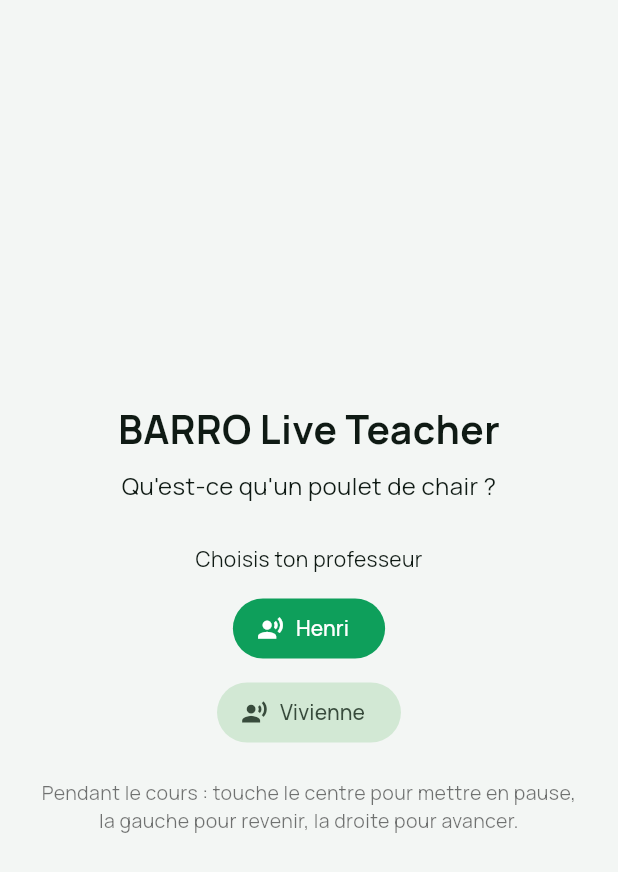
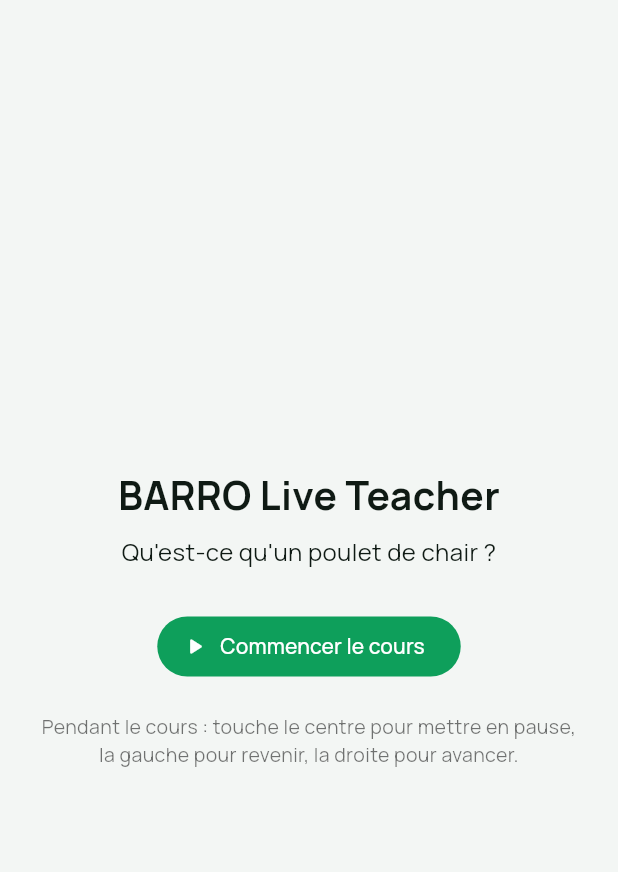
Before and after one commit to barroapk/barro-learn, a Flutter app: the LiveTeacherScreen screen opened directly, on a phone screen of 412 x 824 dp. Shown: the top 872 px of the screen. Run offline on Flutter 3.47's test engine with Material 3 defaults, Android fonts, the phone set to English and light mode, and no system bars; our stand-ins replace google_fonts, just_audio, shared_preferences; accounts and stored records are empty.

Commit message:
Live Teacher : Nicolas, voix unique du professeur

```diff
--- a/assets/live_teacher/poulet-chair-scene-01.json
+++ b/assets/live_teacher/poulet-chair-scene-01.json
@@ -4,8 +4,7 @@
  "titre": "Qu'est-ce qu'un poulet de chair ?",
  "version": 1,
  "voix_possibles": [
-  "henri",
-  "vivienne"
+  "nicolas"
  ],
  "zones": [
   "titre",
--- a/lib/live_teacher/live_teacher_screen.dart
+++ b/lib/live_teacher/live_teacher_screen.dart
@@ -191,15 +191,6 @@ class _LiveTeacherScreenState extends State<LiveTeacherScreen> with SingleTicker
     _player.play();
   }
 
-  void _changerVoix() {
-    _player.stop();
-    setState(() {
-      _scene = null;
-      _fini = false;
-      _quizFini = false;
-    });
-  }
-
   @override
   Widget build(BuildContext context) {
     final s = _scene;
@@ -233,18 +224,10 @@ class _LiveTeacherScreenState extends State<LiveTeacherScreen> with SingleTicker
                 padding: const EdgeInsets.only(bottom: 16),
                 child: Text(_erreur!, textAlign: TextAlign.center, style: const TextStyle(color: Colors.red)),
               ),
-            const Text('Choisis ton professeur'),
-            const SizedBox(height: 12),
             FilledButton.icon(
-              onPressed: () => _demarrer('henri'),
-              icon: const Icon(Icons.record_voice_over),
-              label: const Text('Henri'),
-            ),
-            const SizedBox(height: 8),
-            FilledButton.tonalIcon(
-              onPressed: () => _demarrer('vivienne'),
-              icon: const Icon(Icons.record_voice_over),
-              label: const Text('Vivienne'),
+              onPressed: () => _demarrer(voixProfesseur),
+              icon: const Icon(Icons.play_arrow_rounded),
+              label: const Text('Commencer le cours'),
             ),
             const SizedBox(height: 20),
             const Text(
@@ -288,7 +271,7 @@ class _LiveTeacherScreenState extends State<LiveTeacherScreen> with SingleTicker
             padding: const EdgeInsets.symmetric(horizontal: 16, vertical: 8),
             child: Row(children: [
               Expanded(child: Text(s.titre, style: const TextStyle(fontWeight: FontWeight.w600))),
-              Text(_voix == 'henri' ? 'Henri' : 'Vivienne', style: const TextStyle(color: Colors.black54)),
+              Text(nomProfesseur, style: const TextStyle(color: Colors.black54)),
             ]),
           ),
           Expanded(child: _fini && !_quizFini ? QuizVue(key: ValueKey('quiz-$_voix'), voix: _voix!, onFin: () => setState(() => _quizFini = true)) : LiveBoard(elements: etat, t: _t, dessins: s.dessins, nbImages: s.evenements.where((e) => e.cmd['type'] == 'media.show').length)),
@@ -298,7 +281,6 @@ class _LiveTeacherScreenState extends State<LiveTeacherScreen> with SingleTicker
               child: Column(children: [
                 Wrap(alignment: WrapAlignment.center, spacing: 8, runSpacing: 8, children: [
                   FilledButton(onPressed: _recommencer, child: const Text('Recommencer')),
-                  OutlinedButton(onPressed: _changerVoix, child: const Text('Changer de voix')),
                 ]),
               ]),
             ),
--- a/lib/live_teacher/moteur.dart
+++ b/lib/live_teacher/moteur.dart
@@ -6,6 +6,9 @@ import 'package:flutter/services.dart' show rootBundle;
 import 'package:shared_preferences/shared_preferences.dart';
 
 /// Moteur Live Teacher : relie la scène, les voix (barro-voix) et les images (barro-images).
+/// Voix unique de tout le projet BARRO (ElevenLabs).
+const voixProfesseur = 'nicolas';
+const nomProfesseur = 'Nicolas';
 const cdnVoix = 'https://cdn.jsdelivr.net/gh/barroapk/barro-voix@main';
 const cdnImages = 'https://cdn.jsdelivr.net/gh/barroapk/barro-images@main';
 
```
